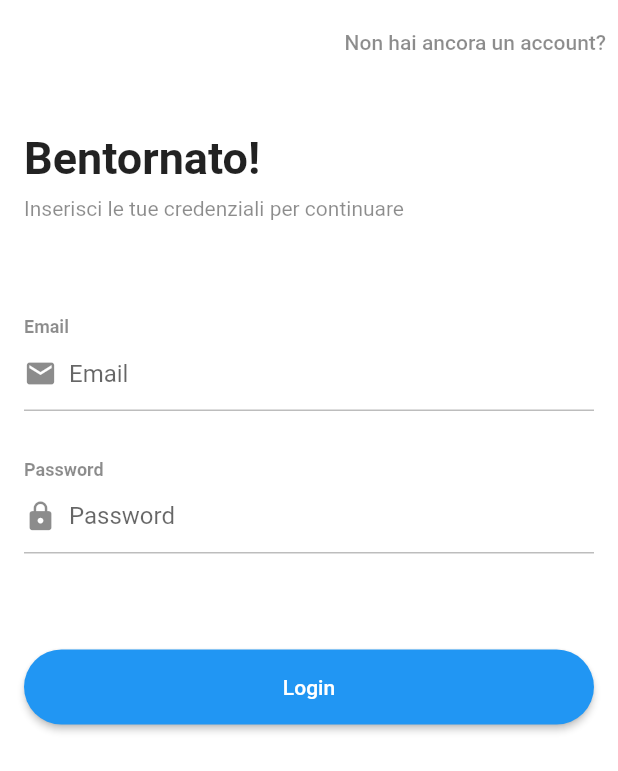
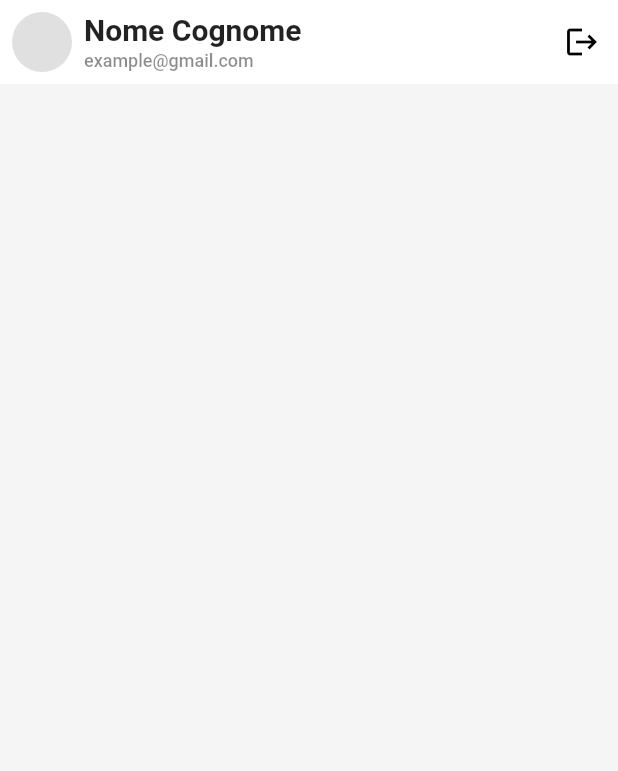
Before and after one commit to ngiuliani-ng/flutter_focus_app, a Flutter app: the screen it shows after launch, on a phone screen of 412 x 824 dp. Shown: the top 771 px of the screen. Run offline on Flutter 3.47's test engine with Material 2 defaults, Android fonts, the phone set to English and light mode, and no system bars.

Commit message:
HomePage development.

```diff
--- a/lib/main.dart
+++ b/lib/main.dart
@@ -4,6 +4,7 @@ import 'package:flutter/services.dart';
 import 'package:flutter_focus_app/pages/auth/splash.dart';
 import 'package:flutter_focus_app/pages/auth/login.dart';
 import 'package:flutter_focus_app/pages/auth/register.dart';
+import 'package:flutter_focus_app/pages/home/home.dart';
 
 void main() {
   runApp(App());
@@ -20,7 +21,7 @@ class App extends StatelessWidget {
     return MaterialApp(
       debugShowCheckedModeBanner: false,
       theme: ThemeData(
-        /// Modificando il [primaryColor] con [Colors.White] possono eliminare [statusBarIconBrightness: Brightness.dark].
+        /// Modificando il [primaryColor] con [Colors.White] posso eliminare [statusBarIconBrightness: Brightness.dark].
         primaryColor: Colors.white,
         scaffoldBackgroundColor: Colors.white,
       ),
@@ -28,8 +29,9 @@ class App extends StatelessWidget {
         SplashPage.routeName: (_) => SplashPage(),
         LoginPage.routeName: (_) => LoginPage(),
         RegisterPage.routeName: (_) => RegisterPage(),
+        HomePage.routeName: (_) => HomePage(),
       },
-      initialRoute: LoginPage.routeName,
+      initialRoute: HomePage.routeName,
     );
   }
 }
--- a/lib/pages/auth/register.dart
+++ b/lib/pages/auth/register.dart
@@ -130,7 +130,7 @@ class _RegisterPageState extends State<RegisterPage> {
                 children: [
                   CircleAvatar(
                     backgroundColor: Colors.black12,
-                    maxRadius: 48,
+                    radius: 48,
                   ),
                   SizedBox(
                     height: 8,
--- /dev/null
+++ b/lib/pages/home/home.dart
@@ -0,0 +1,67 @@
+import 'package:flutter/material.dart';
+
+class HomePage extends StatefulWidget {
+  static String routeName = '/home';
+
+  @override
+  _HomePageState createState() => _HomePageState();
+}
+
+class _HomePageState extends State<HomePage> {
+  @override
+  Widget build(BuildContext context) {
+    return Scaffold(
+      appBar: appBar(),
+      body: body(),
+    );
+  }
+
+  Widget appBar() {
+    return AppBar(
+      elevation: 0,
+      centerTitle: false,
+      titleSpacing: 0,
+      leading: Center(
+        child: CircleAvatar(
+          backgroundColor: Colors.black12,
+        ),
+      ),
+      title: Column(
+        crossAxisAlignment: CrossAxisAlignment.start,
+        children: [
+          Text(
+            'Nome Cognome',
+            style: TextStyle(
+              fontSize: 20,
+              fontWeight: FontWeight.bold,
+            ),
+          ),
+          SizedBox(
+            height: 2,
+          ),
+          Text(
+            'example@gmail.com',
+            style: TextStyle(
+              fontSize: 12,
+              color: Colors.black45,
+            ),
+          ),
+        ],
+      ),
+      actions: [
+        IconButton(
+          icon: Icon(Icons.logout),
+          onPressed: () {
+            print('Logout');
+          },
+        ),
+      ],
+    );
+  }
+
+  Widget body() {
+    return Container(
+      color: Colors.grey.shade100,
+    );
+  }
+}
```
Also changed, not shown: 2 other files.
